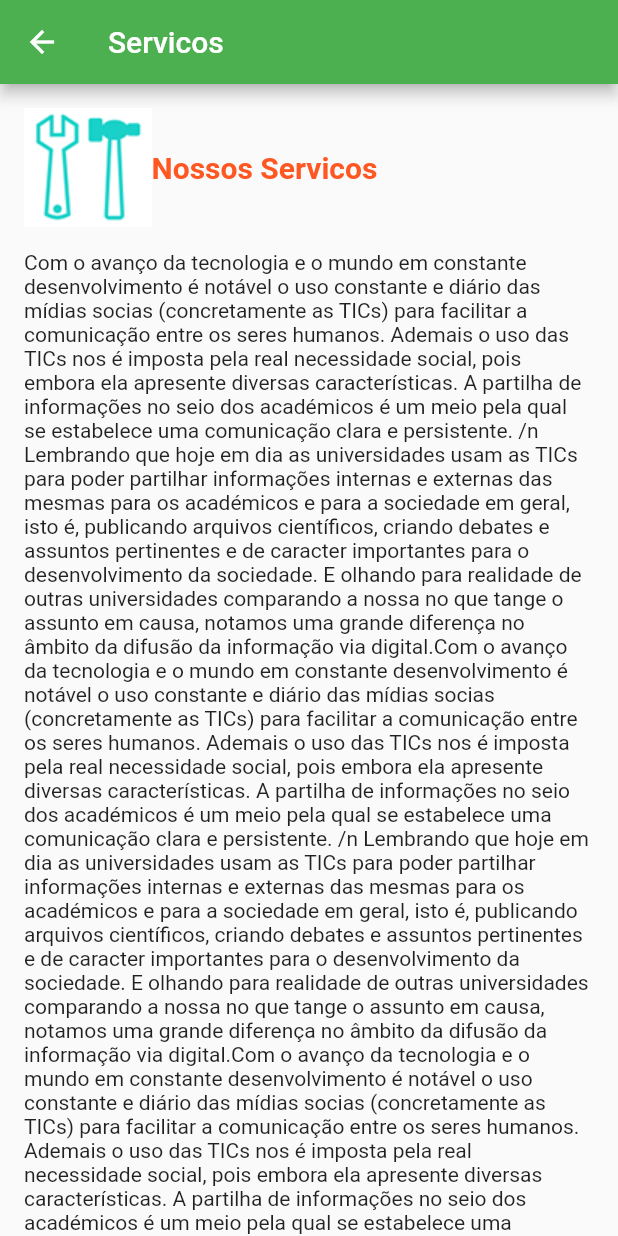
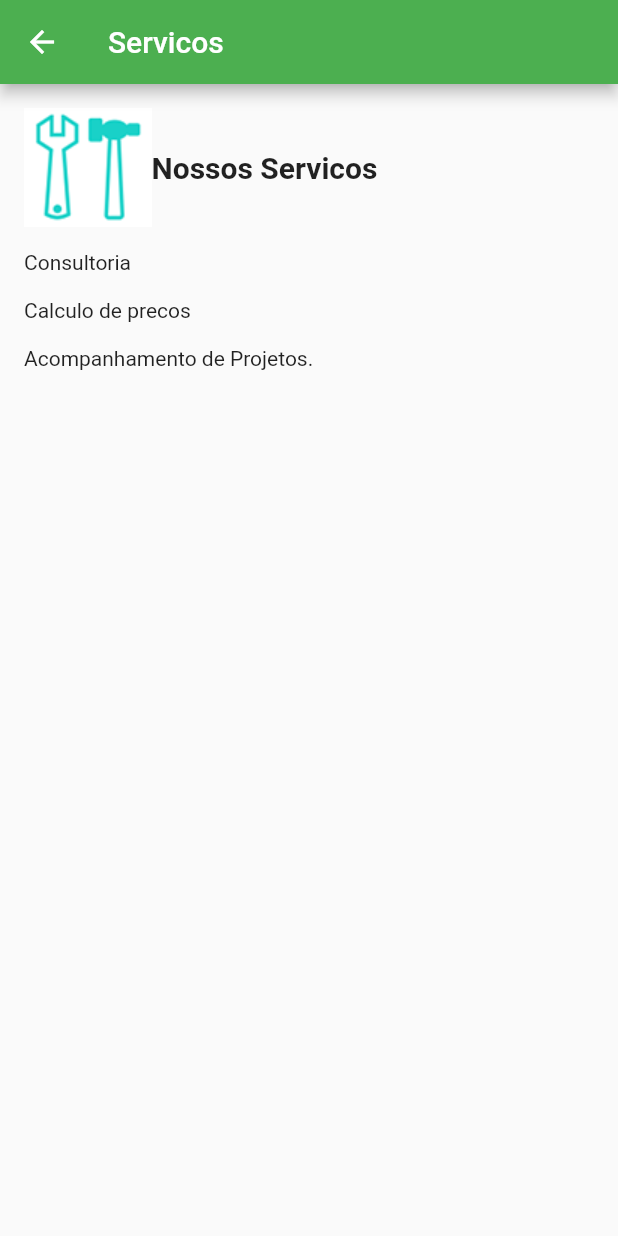
Before and after one commit to adilsontchameia/Atm-consultoria, a Flutter app: the DetalheServicos screen opened directly, on a phone screen of 412 x 824 dp. Run offline on Flutter 3.47's test engine with Material 2 defaults, Android fonts, the phone set to English and light mode, and no system bars.

Commit message:
termino da tela de servicos

```diff
--- a/lib/DetalheClientes.dart
+++ b/lib/DetalheClientes.dart
@@ -23,10 +23,7 @@ class _DetalheClienteState extends State<DetalheCliente> {
                   Image.asset("images/detalhe_cliente.png"),
                   Text(
                     ("Clientes"),
-                    style: TextStyle(
-                        fontSize: 20,
-                        color: Colors.deepOrange,
-                        fontWeight: FontWeight.bold),
+                    style: TextStyle(fontSize: 20, fontWeight: FontWeight.bold),
                   ),
                 ],
               ),
@@ -35,8 +32,7 @@ class _DetalheClienteState extends State<DetalheCliente> {
                 child: Text(
                     "Com o avanço da tecnologia e o mundo em constante desenvolvimento é notável o uso constante e diário das mídias socias (concretamente as TICs) para facilitar a comunicação entre os seres humanos. Ademais o uso das TICs nos é imposta pela real necessidade social, pois embora ela apresente diversas características. A partilha de informações no seio dos académicos é um meio pela qual se estabelece uma comunicação clara e persistente. /n Lembrando que hoje em dia as universidades usam as TICs para poder partilhar informações internas e externas das mesmas para os académicos e para a sociedade em geral, isto é, publicando arquivos científicos, criando debates e assuntos pertinentes e de caracter importantes para o desenvolvimento da sociedade. E olhando para realidade de outras universidades comparando a nossa no que tange o assunto em causa, notamos uma grande diferença no âmbito da difusão da informação via digital."
                     "Com o avanço da tecnologia e o mundo em constante desenvolvimento é notável o uso constante e diário das mídias socias (concretamente as TICs) para facilitar a comunicação entre os seres humanos. Ademais o uso das TICs nos é imposta pela real necessidade social, pois embora ela apresente diversas características. A partilha de informações no seio dos académicos é um meio pela qual se estabelece uma comunicação clara e persistente. /n Lembrando que hoje em dia as universidades usam as TICs para poder partilhar informações internas e externas das mesmas para os académicos e para a sociedade em geral, isto é, publicando arquivos científicos, criando debates e assuntos pertinentes e de caracter importantes para o desenvolvimento da sociedade. E olhando para realidade de outras universidades comparando a nossa no que tange o assunto em causa, notamos uma grande diferença no âmbito da difusão da informação via digital."
-                    "Com o avanço da tecnologia e o mundo em constante desenvolvimento é notável o uso constante e diário das mídias socias (concretamente as TICs) para facilitar a comunicação entre os seres humanos. Ademais o uso das TICs nos é imposta pela real necessidade social, pois embora ela apresente diversas características. A partilha de informações no seio dos académicos é um meio pela qual se estabelece uma comunicação clara e persistente. /n Lembrando que hoje em dia as universidades usam as TICs para poder partilhar informações internas e externas das mesmas para os académicos e para a sociedade em geral, isto é, publicando arquivos científicos, criando debates e assuntos pertinentes e de caracter importantes para o desenvolvimento da sociedade. E olhando para realidade de outras universidades comparando a nossa no que tange o assunto em causa, notamos uma grande diferença no âmbito da difusão da informação via digital."
-                    ),
+                    "Com o avanço da tecnologia e o mundo em constante desenvolvimento é notável o uso constante e diário das mídias socias (concretamente as TICs) para facilitar a comunicação entre os seres humanos. Ademais o uso das TICs nos é imposta pela real necessidade social, pois embora ela apresente diversas características. A partilha de informações no seio dos académicos é um meio pela qual se estabelece uma comunicação clara e persistente. /n Lembrando que hoje em dia as universidades usam as TICs para poder partilhar informações internas e externas das mesmas para os académicos e para a sociedade em geral, isto é, publicando arquivos científicos, criando debates e assuntos pertinentes e de caracter importantes para o desenvolvimento da sociedade. E olhando para realidade de outras universidades comparando a nossa no que tange o assunto em causa, notamos uma grande diferença no âmbito da difusão da informação via digital."),
               )
             ],
           ),
--- a/lib/DetalheServicos.dart
+++ b/lib/DetalheServicos.dart
@@ -17,26 +17,29 @@ class _DetalheServicosState extends State<DetalheServicos> {
         child: Container(
           padding: EdgeInsets.all(16),
           child: Column(
+            crossAxisAlignment: CrossAxisAlignment.start,
             children: [
               Row(
                 children: [
                   Image.asset("images/detalhe_servico.png"),
                   Text(
                     ("Nossos Servicos"),
-                    style: TextStyle(
-                        fontSize: 20,
-                        color: Colors.deepOrange,
-                        fontWeight: FontWeight.bold),
+                    style: TextStyle(fontSize: 20, fontWeight: FontWeight.bold),
                   ),
                 ],
               ),
               Padding(
                 padding: EdgeInsets.only(top: 16),
-                child: Text(
-                    "Com o avanço da tecnologia e o mundo em constante desenvolvimento é notável o uso constante e diário das mídias socias (concretamente as TICs) para facilitar a comunicação entre os seres humanos. Ademais o uso das TICs nos é imposta pela real necessidade social, pois embora ela apresente diversas características. A partilha de informações no seio dos académicos é um meio pela qual se estabelece uma comunicação clara e persistente. /n Lembrando que hoje em dia as universidades usam as TICs para poder partilhar informações internas e externas das mesmas para os académicos e para a sociedade em geral, isto é, publicando arquivos científicos, criando debates e assuntos pertinentes e de caracter importantes para o desenvolvimento da sociedade. E olhando para realidade de outras universidades comparando a nossa no que tange o assunto em causa, notamos uma grande diferença no âmbito da difusão da informação via digital."
-                    "Com o avanço da tecnologia e o mundo em constante desenvolvimento é notável o uso constante e diário das mídias socias (concretamente as TICs) para facilitar a comunicação entre os seres humanos. Ademais o uso das TICs nos é imposta pela real necessidade social, pois embora ela apresente diversas características. A partilha de informações no seio dos académicos é um meio pela qual se estabelece uma comunicação clara e persistente. /n Lembrando que hoje em dia as universidades usam as TICs para poder partilhar informações internas e externas das mesmas para os académicos e para a sociedade em geral, isto é, publicando arquivos científicos, criando debates e assuntos pertinentes e de caracter importantes para o desenvolvimento da sociedade. E olhando para realidade de outras universidades comparando a nossa no que tange o assunto em causa, notamos uma grande diferença no âmbito da difusão da informação via digital."
-                    "Com o avanço da tecnologia e o mundo em constante desenvolvimento é notável o uso constante e diário das mídias socias (concretamente as TICs) para facilitar a comunicação entre os seres humanos. Ademais o uso das TICs nos é imposta pela real necessidade social, pois embora ela apresente diversas características. A partilha de informações no seio dos académicos é um meio pela qual se estabelece uma comunicação clara e persistente. /n Lembrando que hoje em dia as universidades usam as TICs para poder partilhar informações internas e externas das mesmas para os académicos e para a sociedade em geral, isto é, publicando arquivos científicos, criando debates e assuntos pertinentes e de caracter importantes para o desenvolvimento da sociedade. E olhando para realidade de outras universidades comparando a nossa no que tange o assunto em causa, notamos uma grande diferença no âmbito da difusão da informação via digital."),
-              )
+                child: Text("Consultoria"),
+              ),
+              Padding(
+                padding: EdgeInsets.only(top: 16),
+                child: Text("Calculo de precos"),
+              ),
+              Padding(
+                padding: EdgeInsets.only(top: 16),
+                child: Text("Acompanhamento de Projetos."),
+              ),
             ],
           ),
         ),
```
